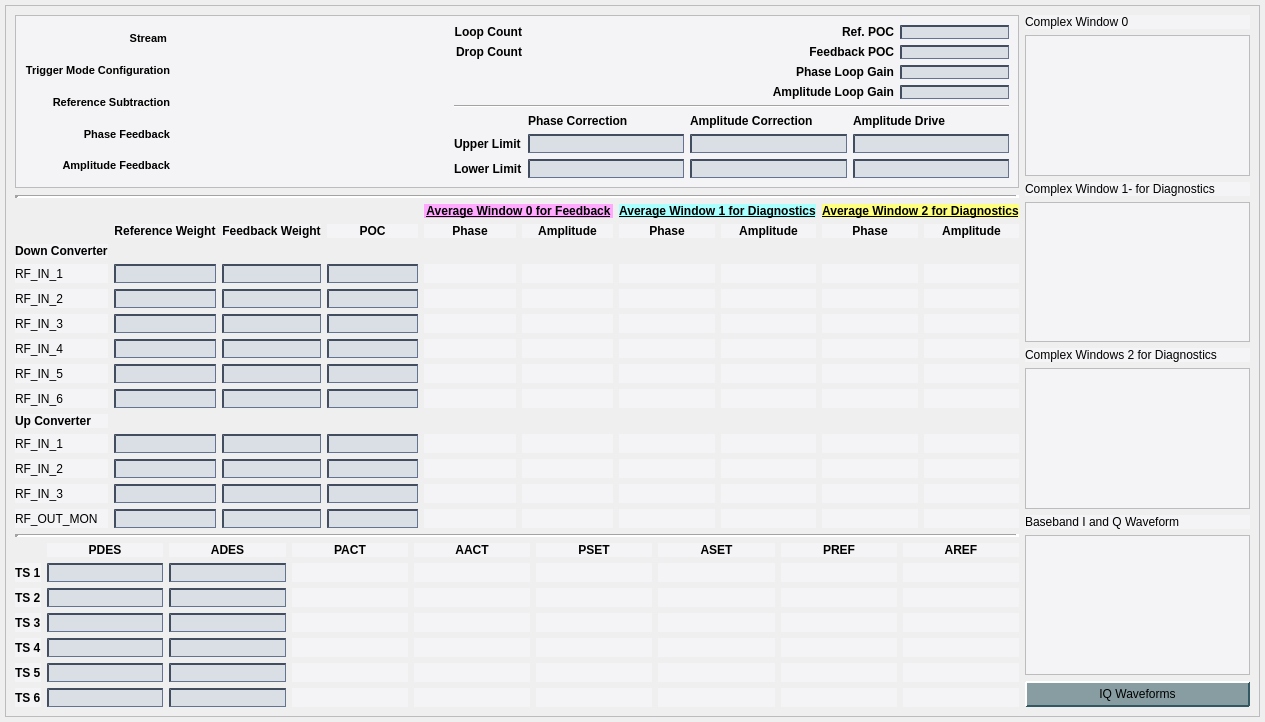
cristinasewell/ATCA_PyDM_Screens, file new_look/llrf_hls.ui: the form before one commit.
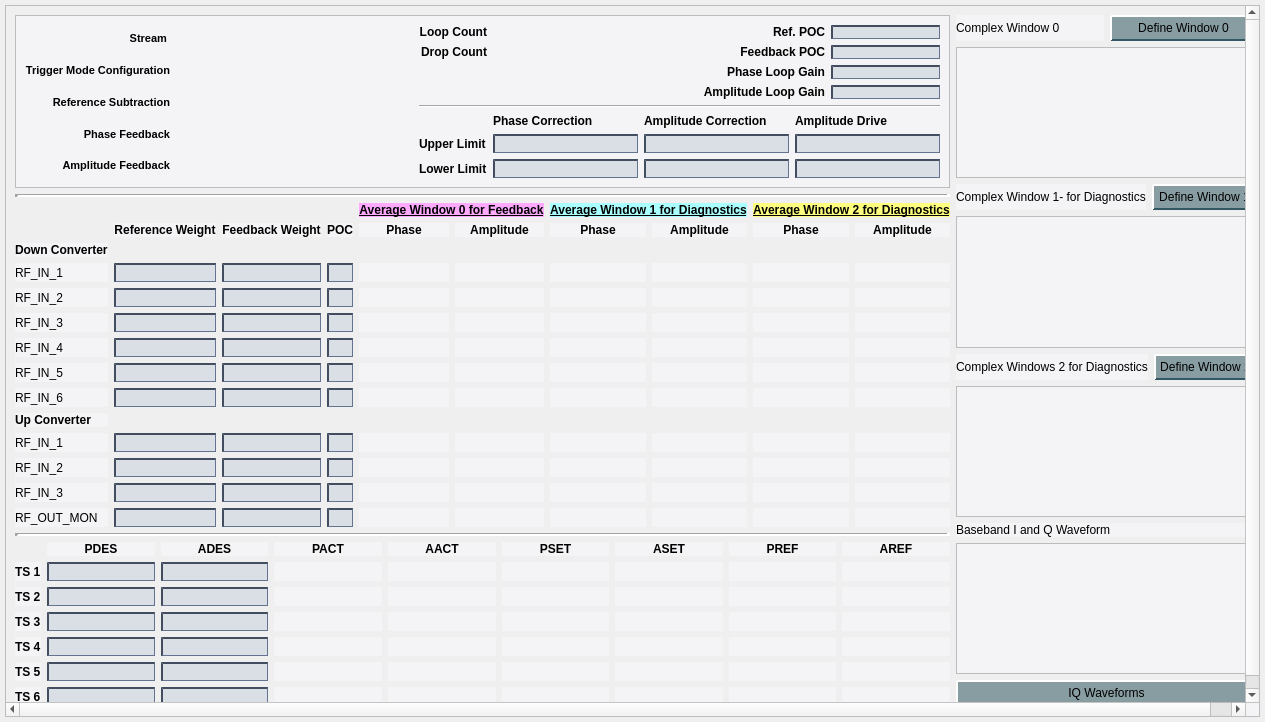
The form after the commit. Custom widgets are drawn as their Qt base class.

Commit message: MNT: added the related buttons on LLRF screen for Define Windows

```diff
--- a/new_look/llrf_hls.ui
+++ b/new_look/llrf_hls.ui
@@ -198,22 +198,136 @@
       </property>
       <layout class="QGridLayout" name="gridLayout_8">
        <item row="0" column="1" rowspan="6">
-        <layout class="QGridLayout" name="gridLayout_9" columnstretch="1">
+        <layout class="QGridLayout" name="gridLayout_9" columnstretch="0">
+         <item row="5" column="0">
+          <widget class="PyDMWaveformPlot" name="PyDMWaveformPlot_6">
+           <property name="sizePolicy">
+            <sizepolicy hsizetype="Expanding" vsizetype="Expanding">
+             <horstretch>1</horstretch>
+             <verstretch>1</verstretch>
+            </sizepolicy>
+           </property>
+           <property name="toolTip">
+            <string/>
+           </property>
+           <property name="showXGrid">
+            <bool>true</bool>
+           </property>
+           <property name="showYGrid">
+            <bool>true</bool>
+           </property>
+           <property name="curves">
+            <stringlist>
+             <string>{&quot;y_channel&quot;: &quot;ca://${DEVICE}:ICPXWND1&quot;, &quot;x_channel&quot;: null, &quot;name&quot;: &quot;&quot;, &quot;color&quot;: &quot;#ff557f&quot;, &quot;lineStyle&quot;: 1, &quot;lineWidth&quot;: 1, &quot;symbol&quot;: null, &quot;symbolSize&quot;: 10, &quot;redraw_mode&quot;: 2}</string>
+             <string>{&quot;y_channel&quot;: &quot;ca://${DEVICE}:QCPXWND1&quot;, &quot;x_channel&quot;: null, &quot;name&quot;: &quot;&quot;, &quot;color&quot;: &quot;#5500ff&quot;, &quot;lineStyle&quot;: 1, &quot;lineWidth&quot;: 1, &quot;symbol&quot;: null, &quot;symbolSize&quot;: 10, &quot;redraw_mode&quot;: 2}</string>
+            </stringlist>
+           </property>
+          </widget>
+         </item>
+         <item row="9" column="0">
+          <widget class="QLabel" name="label_53">
+           <property name="text">
+            <string>Baseband I and Q Waveform</string>
+           </property>
+          </widget>
+         </item>
+         <item row="1" column="0">
+          <layout class="QHBoxLayout" name="horizontalLayout_3">
+           <property name="topMargin">
+            <number>0</number>
+           </property>
+           <item>
+            <widget class="QLabel" name="label_57">
+             <property name="text">
+              <string>Complex Window 0</string>
+             </property>
+            </widget>
+           </item>
+           <item>
+            <widget class="PyDMRelatedDisplayButton" name="PyDMRelatedDisplayButton_2">
+             <property name="toolTip">
+              <string/>
+             </property>
+             <property name="text">
+              <string>Define Window 0</string>
+             </property>
+             <property name="filenames" stdset="0">
+              <stringlist>
+               <string>define_average_window.py</string>
+              </stringlist>
+             </property>
+             <property name="macros" stdset="0">
+              <stringlist>
+               <string>{&quot;N&quot;:&quot;0&quot;}</string>
+              </stringlist>
+             </property>
+             <property name="openInNewWindow" stdset="0">
+              <bool>true</bool>
+             </property>
+            </widget>
+           </item>
+          </layout>
+         </item>
          <item row="2" column="0">
-          <widget class="QLabel" name="label_58">
-           <property name="text">
-            <string>Complex Window 1- for Diagnostics</string>
+          <widget class="PyDMWaveformPlot" name="PyDMWaveformPlot_5">
+           <property name="sizePolicy">
+            <sizepolicy hsizetype="Expanding" vsizetype="Expanding">
+             <horstretch>1</horstretch>
+             <verstretch>1</verstretch>
+            </sizepolicy>
+           </property>
+           <property name="toolTip">
+            <string/>
+           </property>
+           <property name="showXGrid">
+            <bool>true</bool>
+           </property>
+           <property name="showYGrid">
+            <bool>true</bool>
+           </property>
+           <property name="curves">
+            <stringlist>
+             <string>{&quot;y_channel&quot;: &quot;ca://${DEVICE}:ICPXWND0&quot;, &quot;x_channel&quot;: null, &quot;name&quot;: &quot;&quot;, &quot;color&quot;: &quot;#ff557f&quot;, &quot;lineStyle&quot;: 1, &quot;lineWidth&quot;: 1, &quot;symbol&quot;: null, &quot;symbolSize&quot;: 10, &quot;redraw_mode&quot;: 2}</string>
+             <string>{&quot;y_channel&quot;: &quot;ca://${DEVICE}:QCPXWND0&quot;, &quot;x_channel&quot;: null, &quot;name&quot;: &quot;&quot;, &quot;color&quot;: &quot;#5500ff&quot;, &quot;lineStyle&quot;: 1, &quot;lineWidth&quot;: 1, &quot;symbol&quot;: null, &quot;symbolSize&quot;: 10, &quot;redraw_mode&quot;: 2}</string>
+            </stringlist>
            </property>
           </widget>
          </item>
          <item row="4" column="0">
-          <widget class="QLabel" name="label_59">
-           <property name="text">
-            <string>Complex Windows 2 for Diagnostics</string>
+          <layout class="QHBoxLayout" name="horizontalLayout_4">
+           <property name="topMargin">
+            <number>0</number>
            </property>
-          </widget>
+           <item>
+            <widget class="QLabel" name="label_58">
+             <property name="text">
+              <string>Complex Window 1- for Diagnostics</string>
+             </property>
+            </widget>
+           </item>
+           <item>
+            <widget class="PyDMRelatedDisplayButton" name="PyDMRelatedDisplayButton_3">
+             <property name="toolTip">
+              <string/>
+             </property>
+             <property name="text">
+              <string>Define Window 1</string>
+             </property>
+             <property name="filenames" stdset="0">
+              <stringlist>
+               <string>define_average_window.py</string>
+              </stringlist>
+             </property>
+             <property name="macros" stdset="0">
+              <stringlist>
+               <string>{&quot;N&quot;:&quot;1&quot;}</string>
+              </stringlist>
+             </property>
+            </widget>
+           </item>
+          </layout>
          </item>
-         <item row="7" column="0">
+         <item row="10" column="0">
           <widget class="PyDMWaveformPlot" name="PyDMWaveformPlot">
            <property name="sizePolicy">
             <sizepolicy hsizetype="Expanding" vsizetype="Expanding">
@@ -238,21 +352,14 @@
            </property>
           </widget>
          </item>
-         <item row="9" column="0">
+         <item row="12" column="0">
           <layout class="QHBoxLayout" name="horizontalLayout">
            <property name="topMargin">
             <number>0</number>
            </property>
           </layout>
          </item>
-         <item row="0" column="0">
-          <widget class="QLabel" name="label_57">
-           <property name="text">
-            <string>Complex Window 0</string>
-           </property>
-          </widget>
-         </item>
-         <item row="8" column="0">
+         <item row="11" column="0">
           <widget class="PyDMRelatedDisplayButton" name="PyDMRelatedDisplayButton">
            <property name="toolTip">
             <string/>
@@ -307,57 +414,7 @@
            </property>
           </widget>
          </item>
-         <item row="3" column="0">
-          <widget class="PyDMWaveformPlot" name="PyDMWaveformPlot_6">
-           <property name="sizePolicy">
-            <sizepolicy hsizetype="Expanding" vsizetype="Expanding">
-             <horstretch>1</horstretch>
-             <verstretch>1</verstretch>
-            </sizepolicy>
-           </property>
-           <property name="toolTip">
-            <string/>
-           </property>
-           <property name="showXGrid">
-            <bool>true</bool>
-           </property>
-           <property name="showYGrid">
-            <bool>true</bool>
-           </property>
-           <property name="curves">
-            <stringlist>
-             <string>{&quot;y_channel&quot;: &quot;ca://${DEVICE}:ICPXWND1&quot;, &quot;x_channel&quot;: null, &quot;name&quot;: &quot;&quot;, &quot;color&quot;: &quot;#ff557f&quot;, &quot;lineStyle&quot;: 1, &quot;lineWidth&quot;: 1, &quot;symbol&quot;: null, &quot;symbolSize&quot;: 10, &quot;redraw_mode&quot;: 2}</string>
-             <string>{&quot;y_channel&quot;: &quot;ca://${DEVICE}:QCPXWND1&quot;, &quot;x_channel&quot;: null, &quot;name&quot;: &quot;&quot;, &quot;color&quot;: &quot;#5500ff&quot;, &quot;lineStyle&quot;: 1, &quot;lineWidth&quot;: 1, &quot;symbol&quot;: null, &quot;symbolSize&quot;: 10, &quot;redraw_mode&quot;: 2}</string>
-            </stringlist>
-           </property>
-          </widget>
-         </item>
-         <item row="1" column="0">
-          <widget class="PyDMWaveformPlot" name="PyDMWaveformPlot_5">
-           <property name="sizePolicy">
-            <sizepolicy hsizetype="Expanding" vsizetype="Expanding">
-             <horstretch>1</horstretch>
-             <verstretch>1</verstretch>
-            </sizepolicy>
-           </property>
-           <property name="toolTip">
-            <string/>
-           </property>
-           <property name="showXGrid">
-            <bool>true</bool>
-           </property>
-           <property name="showYGrid">
-            <bool>true</bool>
-           </property>
-           <property name="curves">
-            <stringlist>
-             <string>{&quot;y_channel&quot;: &quot;ca://${DEVICE}:ICPXWND0&quot;, &quot;x_channel&quot;: null, &quot;name&quot;: &quot;&quot;, &quot;color&quot;: &quot;#ff557f&quot;, &quot;lineStyle&quot;: 1, &quot;lineWidth&quot;: 1, &quot;symbol&quot;: null, &quot;symbolSize&quot;: 10, &quot;redraw_mode&quot;: 2}</string>
-             <string>{&quot;y_channel&quot;: &quot;ca://${DEVICE}:QCPXWND0&quot;, &quot;x_channel&quot;: null, &quot;name&quot;: &quot;&quot;, &quot;color&quot;: &quot;#5500ff&quot;, &quot;lineStyle&quot;: 1, &quot;lineWidth&quot;: 1, &quot;symbol&quot;: null, &quot;symbolSize&quot;: 10, &quot;redraw_mode&quot;: 2}</string>
-            </stringlist>
-           </property>
-          </widget>
-         </item>
-         <item row="5" column="0">
+         <item row="8" column="0">
           <widget class="PyDMWaveformPlot" name="PyDMWaveformPlot_7">
            <property name="sizePolicy">
             <sizepolicy hsizetype="Expanding" vsizetype="Expanding">
@@ -382,12 +439,39 @@
            </property>
           </widget>
          </item>
-         <item row="6" column="0">
-          <widget class="QLabel" name="label_53">
-           <property name="text">
-            <string>Baseband I and Q Waveform</string>
+         <item row="7" column="0">
+          <layout class="QHBoxLayout" name="horizontalLayout_5">
+           <property name="topMargin">
+            <number>0</number>
            </property>
-          </widget>
+           <item>
+            <widget class="QLabel" name="label_59">
+             <property name="text">
+              <string>Complex Windows 2 for Diagnostics</string>
+             </property>
+            </widget>
+           </item>
+           <item>
+            <widget class="PyDMRelatedDisplayButton" name="PyDMRelatedDisplayButton_4">
+             <property name="toolTip">
+              <string/>
+             </property>
+             <property name="text">
+              <string>Define Window 2</string>
+             </property>
+             <property name="filenames" stdset="0">
+              <stringlist>
+               <string>define_average_window.py</string>
+              </stringlist>
+             </property>
+             <property name="macros" stdset="0">
+              <stringlist>
+               <string>{&quot;N&quot;:&quot;2&quot;}</string>
+              </stringlist>
+             </property>
+            </widget>
+           </item>
+          </layout>
          </item>
         </layout>
        </item>
```
The commit also changes 1 other file.
